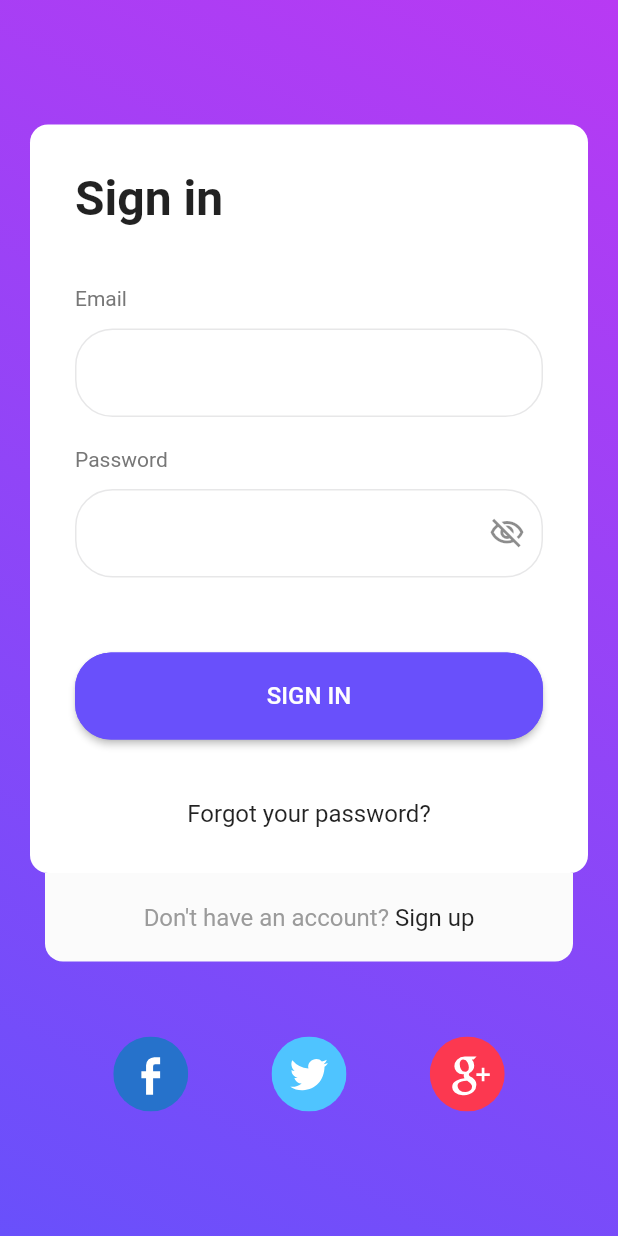
After one commit to baraaalkahlot/agora_demo, a Flutter app: the screen it shows after launch, on a phone screen of 412 x 824 dp. The commit adds this screen. Run offline on Flutter 3.47's test engine with Material 2 defaults, Android fonts, the phone set to English and light mode, and no system bars; our stand-ins replace equatable, flutter_bloc, flutter_svg; missing offline and left inert: agora_uikit.

Commit message:
Login screen

```diff
--- a/lib/AppComponent.dart
+++ b/lib/AppComponent.dart
@@ -85,7 +85,7 @@ class _AppComponentState extends State<AppComponentStateful>
             GlobalWidgetsLocalizations.delegate,
             GlobalCupertinoLocalizations.delegate,
           ],
-          initialRoute: Routes.board,
+          initialRoute: Routes.login,
           routes: appRoutes,
         ));
   }
--- a/lib/config/routes.dart
+++ b/lib/config/routes.dart
@@ -1,4 +1,5 @@
 import 'package:agora_demo/modules/auth/board_screen.dart';
+import 'package:agora_demo/modules/auth/login_screen.dart';
 import 'package:agora_demo/modules/home/home_screen.dart';
 import 'package:agora_demo/modules/voip/audience_screen.dart';
 import 'package:flutter/material.dart';
@@ -11,11 +12,13 @@ class Routes {
   static const voip = '/voip';
   static const audience = '/audience';
   static const board = '/board';
+  static const login = '/login';
 }
 
 Map<String, WidgetBuilder> appRoutes = {
   Routes.home: (context) => const HomeScreen(),
   Routes.voip: (context) => const VoipScreen(),
   Routes.audience: (context) => const AudienceScreen(),
-  Routes.board: (context) => const BoardScreen()
+  Routes.board: (context) => const BoardScreen(),
+  Routes.login: (context) => const LoginScreen()
 };
--- a/lib/constants/app_colors.dart
+++ b/lib/constants/app_colors.dart
@@ -1,8 +1,8 @@
 import 'dart:ui';
 
 extension AppColors on Color {
-  static const Color primaryColor = Color(0xFF7E53FD); // Primary Color
-  static const Color heliotrope = Color(0xFFD753FD); // Secondary Color
+  static const Color primaryColor = Color(0xFF6950FB); // Primary Color
+  static const Color heliotrope = Color(0xFFB83AF3); // Secondary Color
   static const Color athensGray = Color(0xFFF0F1F5); // Layout Background Color
 
   static const Color white = Color(0xFFFFFFFF);
@@ -38,6 +38,8 @@ extension AppColors on Color {
   static const Color wildSand = Color(0xFFF5F5F5);
   static const Color blueChalk = Color(0xFFF1EDFE);
   static const Color santasGray = Color(0xFF999FAC);
+  static const Color lightGray = Color(0xFFFBFBFB);
+  static const Color gray = Color(0xFF9B9B9B);
   static const Color trout = Color(0xFF4F5A65);
   static const Color selago = Color(0xFFEEE9FD);
   static const Color rumSwizzle = Color(0xFFF5F6D8);
--- a/lib/constants/app_dimen.dart
+++ b/lib/constants/app_dimen.dart
@@ -13,6 +13,7 @@ abstract class AppDimen {
 
   /// Typical space between widget
   static const double spacingX3Jumbo = 120.0;
+  static const double spacingJumboPlus = 50.0;
   static const double spacingJumbo = 40.0;
   static const double spacingHuge = 30.0;
   static const double spacingLarger = 25.0;
--- a/lib/constants/assets_path.dart
+++ b/lib/constants/assets_path.dart
@@ -11,6 +11,9 @@ abstract class Assets {
   static const String telegramIcon = "$iconPath/ic_telegram.svg";
   static const String phoneIcon = "$iconPath/ic_phone.svg";
   static const String googleIcon = "$iconPath/ic_google.svg";
+  static const String googlePlusIcon = "$iconPath/ic_google_plus.svg";
+  static const String facebookIcon = "$iconPath/ic_facebook.svg";
+  static const String twitterIcon = "$iconPath/ic_twitter.svg";
   static const String checkIcon = "$iconPath/ic_check.svg";
 
   /// Images
--- /dev/null
+++ b/lib/modules/auth/login_screen.dart
@@ -0,0 +1,178 @@
+import 'package:agora_demo/constants/app_colors.dart';
+import 'package:agora_demo/constants/app_dimen.dart';
+import 'package:agora_demo/ui/app_styles.dart';
+import 'package:flutter/material.dart';
+import 'package:flutter_svg/svg.dart';
+
+import '../../constants/assets_path.dart';
+import '../../ui/ui_utils.dart';
+
+class LoginScreen extends StatelessWidget {
+  const LoginScreen({Key? key}) : super(key: key);
+
+  @override
+  Widget build(BuildContext context) {
+    return const LoginPage();
+  }
+}
+
+class LoginPage extends StatefulWidget {
+  const LoginPage({Key? key}) : super(key: key);
+
+  @override
+  State<LoginPage> createState() => _LoginPageState();
+}
+
+class _LoginPageState extends State<LoginPage> {
+  final _passwordTextController = TextEditingController();
+
+  @override
+  void initState() {
+    super.initState();
+    _passwordTextController.text = "";
+  }
+
+  @override
+  Widget build(BuildContext context) {
+    return Scaffold(
+      body: Container(
+          // Set the gradient background for the body
+          decoration: const BoxDecoration(
+            gradient: LinearGradient(
+              colors: [AppColors.heliotrope, AppColors.primaryColor],
+              begin: Alignment.topRight,
+              end: Alignment.bottomLeft,
+            ),
+          ),
+          child: Padding(
+            padding: const EdgeInsets.all(AppDimen.spacingLarge),
+            child: Center(
+              child: SingleChildScrollView(
+                child: Column(
+                  mainAxisSize: MainAxisSize.min,
+                  children: [
+                    Container(
+                      decoration: const BoxDecoration(
+                          color: AppColors.white,
+                          borderRadius: BorderRadius.all(
+                              Radius.circular(AppDimen.sizeLargeCardCorner))),
+                      padding: const EdgeInsets.all(AppDimen.spacingHuge),
+                      child: Column(
+                        crossAxisAlignment: CrossAxisAlignment.start,
+                        children: [
+                          const Text(
+                            "Sign in",
+                            style: TextStyleExtension.jumboSemiBoldTextStyle,
+                          ),
+                          const SizedBox(
+                            height: AppDimen.spacingJumbo,
+                          ),
+                          Text(
+                            "Email",
+                            style: TextStyleExtension.hintLabelStyles,
+                          ),
+                          const SizedBox(
+                            height: AppDimen.spacingMedPlus,
+                          ),
+                          _buildEmailInput(),
+                          const SizedBox(
+                            height: AppDimen.spacingLarge,
+                          ),
+                          Text(
+                            "Password",
+                            style: TextStyleExtension.hintLabelStyles,
+                          ),
+                          const SizedBox(
+                            height: AppDimen.spacingMedPlus,
+                          ),
+                          _buildPasswordInput(),
+                          const SizedBox(
+                            height: AppDimen.spacingJumboPlus,
+                          ),
+                          PrimaryButton(
+                            context,
+                            label: "SIGN IN",
+                            onPressed: () {},
+                          ),
+                          const SizedBox(
+                            height: AppDimen.spacingJumbo,
+                          ),
+                          const Center(
+                            child: Text(
+                              "Forgot your password?",
+                              style: TextStyleExtension.normalTextStyle,
+                            ),
+                          ),
+                        ],
+                      ),
+                    ),
+                    Padding(
+                      padding: const EdgeInsets.symmetric(
+                          horizontal: AppDimen.spacingMedSmall),
+                      child: Container(
+                          decoration: const BoxDecoration(
+                              color: AppColors.lightGray,
+                              borderRadius: BorderRadius.only(
+                                  bottomLeft: Radius.circular(
+                                      AppDimen.sizeLargeCardCorner),
+                                  bottomRight: Radius.circular(
+                                      AppDimen.sizeLargeCardCorner))),
+                          padding: const EdgeInsets.all(AppDimen.spacingLarge),
+                          child: Row(
+                            mainAxisAlignment: MainAxisAlignment.center,
+                            children: [
+                              Text("Don't have an account? ",
+                                  style: TextStyleExtension.normalTextStyle
+                                      .copyWith(color: AppColors.gray)),
+                              const Text("Sign up",
+                                  style: TextStyleExtension.normalTextStyle)
+                            ],
+                          )),
+                    ),
+                    const SizedBox(
+                      height: AppDimen.spacingJumboPlus,
+                    ),
+                    Row(
+                      mainAxisAlignment: MainAxisAlignment.spaceEvenly,
+                      children: [
+                        SvgPicture.asset(
+                          Assets.facebookIcon,
+                          width: AppDimen.sizeLargeIcon,
+                        ),
+                        SvgPicture.asset(
+                          Assets.twitterIcon,
+                          width: AppDimen.sizeLargeIcon,
+                        ),
+                        SvgPicture.asset(
+                          Assets.googlePlusIcon,
+                          width: AppDimen.sizeLargeIcon,
+                        ),
+                      ],
+                    ),
+                  ],
+                ),
+              ),
+            ),
+          )),
+    );
+  }
+
+  Widget _buildEmailInput() {
+    return TextFormField(
+      decoration: WidgetStyleExtension.filledInputDecoration,
+      keyboardType: TextInputType.emailAddress,
+    );
+  }
+
+  Widget _buildPasswordInput() {
+    return AppPasswordField(
+      controller: _passwordTextController,
+    );
+  }
+
+  @override
+  void dispose() {
+    _passwordTextController.dispose();
+    super.dispose();
+  }
+}
--- a/lib/ui/app_styles.dart
+++ b/lib/ui/app_styles.dart
@@ -142,13 +142,13 @@ extension WidgetStyleExtension on Widget {
   static InputDecoration outlinedInputDecoration = InputDecoration(
     floatingLabelBehavior: FloatingLabelBehavior.never,
     enabledBorder: OutlineInputBorder(
-      borderRadius: BorderRadius.circular(8.0),
+      borderRadius: BorderRadius.circular(25.0),
       borderSide: const BorderSide(
         color: AppColors.dawnPink,
       ),
     ),
     focusedBorder: OutlineInputBorder(
-      borderRadius: BorderRadius.circular(8.0),
+      borderRadius: BorderRadius.circular(25.0),
       borderSide: const BorderSide(
         color: AppColors.primaryColor,
       ),
@@ -158,13 +158,13 @@ extension WidgetStyleExtension on Widget {
   //  Filled Input Field Decoration
   static InputDecoration filledInputDecoration = InputDecoration(
     enabledBorder: OutlineInputBorder(
-      borderRadius: BorderRadius.circular(8.0),
+      borderRadius: BorderRadius.circular(25.0),
       borderSide: const BorderSide(
         color: AppColors.dawnPink,
       ),
     ),
     focusedBorder: OutlineInputBorder(
-      borderRadius: BorderRadius.circular(8.0),
+      borderRadius: BorderRadius.circular(25.0),
       borderSide: const BorderSide(
         color: AppColors.dawnPink,
       ),
--- /dev/null
+++ b/lib/ui/bloc/bloc.dart
@@ -0,0 +1,3 @@
+export 'password_visibility_bloc.dart';
+export 'password_visibility_event.dart';
+export 'password_visibility_state.dart';
--- /dev/null
+++ b/lib/ui/bloc/password_visibility_bloc.dart
@@ -0,0 +1,16 @@
+import 'package:flutter_bloc/flutter_bloc.dart';
+
+import './bloc.dart';
+
+class PasswordVisibilityBloc
+    extends Bloc<PasswordVisibilityEvent, PasswordVisibilityState> {
+  PasswordVisibilityBloc()
+      : super(const PasswordVisibilityState(isVisible: false)) {
+    on<VisibilityChanged>(_onVisibilityTriggered);
+  }
+
+  _onVisibilityTriggered(
+      VisibilityChanged event, Emitter<PasswordVisibilityState> emit) async {
+    emit(PasswordVisibilityState(isVisible: event.isVisible));
+  }
+}
--- /dev/null
+++ b/lib/ui/bloc/password_visibility_event.dart
@@ -0,0 +1,17 @@
+import 'package:equatable/equatable.dart';
+import 'package:meta/meta.dart';
+
+@immutable
+abstract class PasswordVisibilityEvent extends Equatable {
+  // Passing class fields in a list to the Equatable super class
+  const PasswordVisibilityEvent([List props = const []]) : super();
+}
+
+class VisibilityChanged extends PasswordVisibilityEvent {
+  final bool isVisible;
+
+  const VisibilityChanged({required this.isVisible}) : super();
+
+  @override
+  List<Object> get props => [isVisible];
+}
--- /dev/null
+++ b/lib/ui/bloc/password_visibility_state.dart
@@ -0,0 +1,14 @@
+import 'package:equatable/equatable.dart';
+import 'package:flutter/foundation.dart';
+
+@immutable
+class PasswordVisibilityState extends Equatable {
+  final bool isVisible;
+
+  const PasswordVisibilityState({
+    required this.isVisible,
+  }) : super();
+
+  @override
+  List<Object> get props => [isVisible];
+}
--- a/lib/ui/ui_utils.dart
+++ b/lib/ui/ui_utils.dart
@@ -1,5 +1,6 @@
 import 'package:flutter/material.dart';
 import 'package:flutter/services.dart';
+import 'package:flutter_bloc/flutter_bloc.dart';
 import 'package:flutter_svg/svg.dart';
 
 import '../../constants/app_colors.dart';
@@ -7,6 +8,9 @@ import '../../constants/app_dimen.dart';
 import '../../constants/assets_path.dart';
 import '../services/app_localization.dart';
 import 'app_styles.dart';
+import 'bloc/password_visibility_bloc.dart';
+import 'bloc/password_visibility_event.dart';
+import 'bloc/password_visibility_state.dart';
 
 ///All the custom UI widgets like an input text box with search icon, autocomplete widgets,
 ///Error message banners, custom checkbox chips related utils can be present in this file
@@ -217,6 +221,60 @@ class MeltedButton extends StatelessWidget {
   }
 }
 
+class AppPasswordField extends StatelessWidget {
+  final TextEditingController controller;
+  final ValueChanged<String>? onChanged;
+  final String? errorText;
+
+  const AppPasswordField(
+      {Key? key, required this.controller, this.onChanged, this.errorText})
+      : super(key: key);
+
+  @override
+  Widget build(BuildContext context) {
+    bool passwordVisibility = false;
+    return BlocProvider<PasswordVisibilityBloc>(
+      create: (_) => PasswordVisibilityBloc(),
+      child: BlocBuilder<PasswordVisibilityBloc, PasswordVisibilityState>(
+        builder: (context, state) => TextFormField(
+          keyboardType: TextInputType.visiblePassword,
+          controller: controller,
+          onChanged: onChanged,
+          decoration: InputDecoration(
+            errorText: errorText,
+            suffixIcon: IconButton(
+                icon: Icon(
+                  state.isVisible
+                      ? Icons.visibility_outlined
+                      : Icons.visibility_off_outlined,
+                ),
+                onPressed: () {
+                  BlocProvider.of<PasswordVisibilityBloc>(context)
+                      .add(VisibilityChanged(isVisible: !state.isVisible));
+                  passwordVisibility = !passwordVisibility;
+                }),
+            floatingLabelBehavior: FloatingLabelBehavior.never,
+            enabledBorder: OutlineInputBorder(
+              borderRadius: BorderRadius.circular(25.0),
+              borderSide: const BorderSide(
+                color: AppColors.dawnPink,
+              ),
+            ),
+            focusedBorder: OutlineInputBorder(
+              borderRadius: BorderRadius.circular(25.0),
+              borderSide: const BorderSide(
+                color: AppColors.primaryColor,
+              ),
+            ),
+          ),
+          obscureText: !state.isVisible,
+          enableSuggestions: false,
+          autocorrect: false,
+        ),
+      ),
+    );
+  }
+}
 
 class DateTimeChip extends StatelessWidget {
   final int index;
--- a/pubspec.yaml
+++ b/pubspec.yaml
@@ -39,6 +39,10 @@ dependencies:
     sdk: flutter
   agora_uikit: ^1.3.4
   flutter_svg: ^1.1.5
+  flutter_bloc: ^8.1.3
+  bloc_concurrency: ^0.2.2
+  stream_transform: ^2.1.0
+  equatable: ^2.0.5
 
 dev_dependencies:
   flutter_test:
```
Also changed, not shown: assets/icons/ic_facebook.svg (added), assets/icons/ic_google_plus.svg (added), assets/icons/ic_twitter.svg (added), pubspec.lock.
